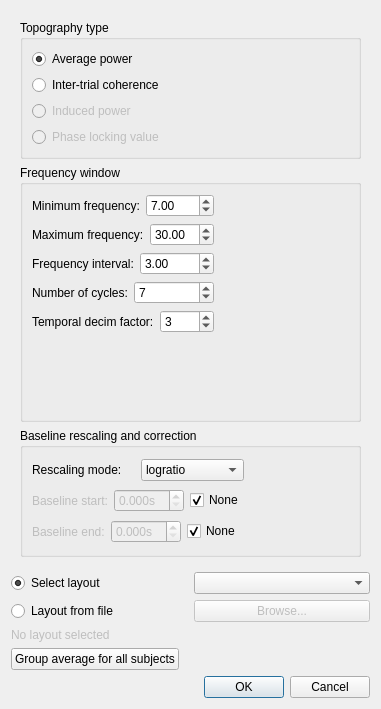
cibr-jyu/meggie, file meggie_batch/ui/qt4Designer_ui_files/TFRtopology.ui: the form before one commit.
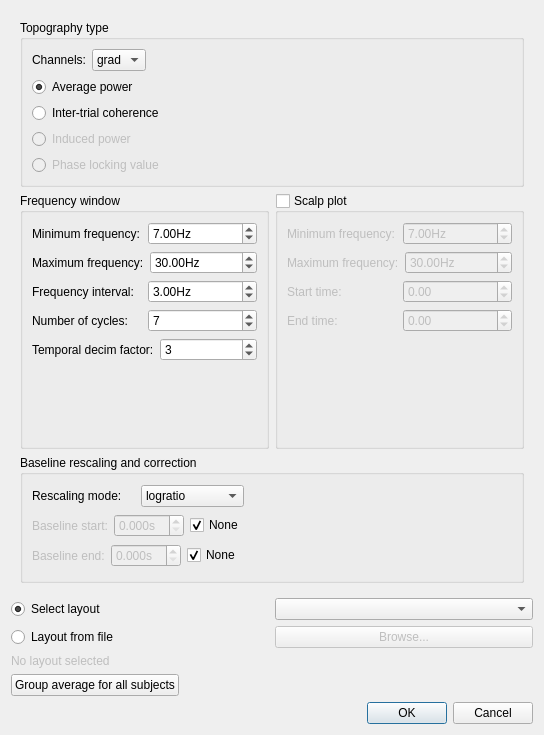
The form after the commit.

Diff of the .ui file:
```diff
--- a/meggie_batch/ui/qt4Designer_ui_files/TFRtopology.ui
+++ b/meggie_batch/ui/qt4Designer_ui_files/TFRtopology.ui
@@ -6,8 +6,8 @@
    <rect>
     <x>0</x>
     <y>0</y>
-    <width>381</width>
-    <height>709</height>
+    <width>544</width>
+    <height>735</height>
    </rect>
   </property>
   <property name="windowTitle">
@@ -27,8 +27,8 @@
        <rect>
         <x>0</x>
         <y>0</y>
-        <width>363</width>
-        <height>526</height>
+        <width>526</width>
+        <height>552</height>
        </rect>
       </property>
       <property name="minimumSize">
@@ -38,7 +38,7 @@
        </size>
       </property>
       <layout class="QGridLayout" name="gridLayout_4">
-       <item row="0" column="0">
+       <item row="0" column="0" colspan="2">
         <widget class="QGroupBox" name="groupBoxTopogpraphyType">
          <property name="sizePolicy">
           <sizepolicy hsizetype="Preferred" vsizetype="Preferred">
@@ -50,7 +50,7 @@
           <string>Topography type</string>
          </property>
          <layout class="QGridLayout" name="gridLayout">
-          <item row="2" column="0">
+          <item row="3" column="0">
            <widget class="QRadioButton" name="radioButtonInduced">
             <property name="enabled">
              <bool>false</bool>
@@ -63,7 +63,7 @@
             </property>
            </widget>
           </item>
-          <item row="3" column="0">
+          <item row="4" column="0">
            <widget class="QRadioButton" name="radioButtonPhase">
             <property name="enabled">
              <bool>false</bool>
@@ -73,7 +73,7 @@
             </property>
            </widget>
           </item>
-          <item row="0" column="0">
+          <item row="1" column="0">
            <widget class="QRadioButton" name="radioButtonAverage">
             <property name="text">
              <string>Average power</string>
@@ -83,25 +83,58 @@
             </property>
            </widget>
           </item>
-          <item row="1" column="0">
+          <item row="2" column="0">
            <widget class="QRadioButton" name="radioButtonITC">
             <property name="text">
              <string>Inter-trial coherence</string>
             </property>
            </widget>
           </item>
-          <item row="1" column="1">
-           <spacer name="horizontalSpacer_2">
-            <property name="orientation">
-             <enum>Qt::Horizontal</enum>
-            </property>
-            <property name="sizeHint" stdset="0">
-             <size>
-              <width>40</width>
-              <height>20</height>
-             </size>
-            </property>
-           </spacer>
+          <item row="0" column="0">
+           <layout class="QHBoxLayout" name="horizontalLayout_16">
+            <item>
+             <widget class="QLabel" name="label_6">
+              <property name="text">
+               <string>Channels:</string>
+              </property>
+             </widget>
+            </item>
+            <item>
+             <widget class="QComboBox" name="comboBoxChannels">
+              <property name="currentIndex">
+               <number>1</number>
+              </property>
+              <item>
+               <property name="text">
+                <string>mag</string>
+               </property>
+              </item>
+              <item>
+               <property name="text">
+                <string>grad</string>
+               </property>
+              </item>
+              <item>
+               <property name="text">
+                <string>eeg</string>
+               </property>
+              </item>
+             </widget>
+            </item>
+            <item>
+             <spacer name="horizontalSpacer_2">
+              <property name="orientation">
+               <enum>Qt::Horizontal</enum>
+              </property>
+              <property name="sizeHint" stdset="0">
+               <size>
+                <width>40</width>
+                <height>20</height>
+               </size>
+              </property>
+             </spacer>
+            </item>
+           </layout>
           </item>
          </layout>
         </widget>
@@ -118,7 +151,7 @@
           <string>Frequency window</string>
          </property>
          <layout class="QGridLayout" name="gridLayout_5">
-          <item row="0" column="1">
+          <item row="1" column="1">
            <layout class="QVBoxLayout" name="verticalLayout_6">
             <item>
              <layout class="QHBoxLayout" name="horizontalLayout_13">
@@ -131,6 +164,9 @@
               </item>
               <item>
                <widget class="QDoubleSpinBox" name="doubleSpinBoxMinFreq">
+                <property name="suffix">
+                 <string>Hz</string>
+                </property>
                 <property name="minimum">
                  <double>0.100000000000000</double>
                 </property>
@@ -155,6 +191,9 @@
               </item>
               <item>
                <widget class="QDoubleSpinBox" name="doubleSpinBoxMaxFreq">
+                <property name="suffix">
+                 <string>Hz</string>
+                </property>
                 <property name="minimum">
                  <double>7.000000000000000</double>
                 </property>
@@ -179,6 +218,9 @@
               </item>
               <item>
                <widget class="QDoubleSpinBox" name="doubleSpinBoxFreqInterval">
+                <property name="suffix">
+                 <string>Hz</string>
+                </property>
                 <property name="minimum">
                  <double>0.100000000000000</double>
                 </property>
@@ -233,20 +275,7 @@
             </item>
            </layout>
           </item>
-          <item row="0" column="2">
-           <spacer name="horizontalSpacer_3">
-            <property name="orientation">
-             <enum>Qt::Horizontal</enum>
-            </property>
-            <property name="sizeHint" stdset="0">
-             <size>
-              <width>40</width>
-              <height>20</height>
-             </size>
-            </property>
-           </spacer>
-          </item>
-          <item row="1" column="1">
+          <item row="2" column="1">
            <spacer name="verticalSpacer">
             <property name="orientation">
              <enum>Qt::Vertical</enum>
@@ -262,7 +291,7 @@
          </layout>
         </widget>
        </item>
-       <item row="2" column="0">
+       <item row="2" column="0" colspan="2">
         <widget class="QGroupBox" name="groupBoxBaseline">
          <property name="sizePolicy">
           <sizepolicy hsizetype="Preferred" vsizetype="Preferred">
@@ -415,6 +444,125 @@
          </layout>
         </widget>
        </item>
+       <item row="1" column="1">
+        <widget class="QGroupBox" name="groupBoxScalp">
+         <property name="toolTip">
+          <string>If checked, a scalp plot will be displayed.</string>
+         </property>
+         <property name="title">
+          <string>Scalp plot</string>
+         </property>
+         <property name="checkable">
+          <bool>true</bool>
+         </property>
+         <property name="checked">
+          <bool>false</bool>
+         </property>
+         <layout class="QGridLayout" name="gridLayout_6">
+          <item row="0" column="0">
+           <layout class="QVBoxLayout" name="verticalLayout_2">
+            <item>
+             <layout class="QHBoxLayout" name="horizontalLayout_15">
+              <item>
+               <widget class="QLabel" name="label_5">
+                <property name="text">
+                 <string>Minimum frequency:</string>
+                </property>
+               </widget>
+              </item>
+              <item>
+               <widget class="QDoubleSpinBox" name="doubleSpinBoxScalpFmin">
+                <property name="suffix">
+                 <string>Hz</string>
+                </property>
+                <property name="value">
+                 <double>7.000000000000000</double>
+                </property>
+               </widget>
+              </item>
+             </layout>
+            </item>
+            <item>
+             <layout class="QHBoxLayout" name="horizontalLayout_14">
+              <item>
+               <widget class="QLabel" name="label_4">
+                <property name="text">
+                 <string>Maximum frequency:</string>
+                </property>
+               </widget>
+              </item>
+              <item>
+               <widget class="QDoubleSpinBox" name="doubleSpinBoxScalpFmax">
+                <property name="suffix">
+                 <string>Hz</string>
+                </property>
+                <property name="value">
+                 <double>30.000000000000000</double>
+                </property>
+               </widget>
+              </item>
+             </layout>
+            </item>
+            <item>
+             <layout class="QHBoxLayout" name="horizontalLayout_10">
+              <item>
+               <widget class="QLabel" name="label">
+                <property name="text">
+                 <string>Start time:</string>
+                </property>
+               </widget>
+              </item>
+              <item>
+               <widget class="QDoubleSpinBox" name="doubleSpinBoxScalpTmin">
+                <property name="minimum">
+                 <double>-10.000000000000000</double>
+                </property>
+                <property name="singleStep">
+                 <double>0.100000000000000</double>
+                </property>
+               </widget>
+              </item>
+             </layout>
+            </item>
+            <item>
+             <layout class="QHBoxLayout" name="horizontalLayout_11">
+              <item>
+               <widget class="QLabel" name="label_3">
+                <property name="text">
+                 <string>End time:</string>
+                </property>
+               </widget>
+              </item>
+              <item>
+               <widget class="QDoubleSpinBox" name="doubleSpinBoxScalpTmax">
+                <property name="minimum">
+                 <double>-10.000000000000000</double>
+                </property>
+                <property name="singleStep">
+                 <double>0.100000000000000</double>
+                </property>
+               </widget>
+              </item>
+             </layout>
+            </item>
+           </layout>
+          </item>
+          <item row="1" column="0">
+           <spacer name="verticalSpacer_2">
+            <property name="orientation">
+             <enum>Qt::Vertical</enum>
+            </property>
+            <property name="sizeHint" stdset="0">
+             <size>
+              <width>20</width>
+              <height>40</height>
+             </size>
+            </property>
+           </spacer>
+          </item>
+         </layout>
+        </widget>
+       </item>
       </layout>
      </widget>
     </widget>
```
Left out of the diff: 6 changed lines with no effect on the pictures.
